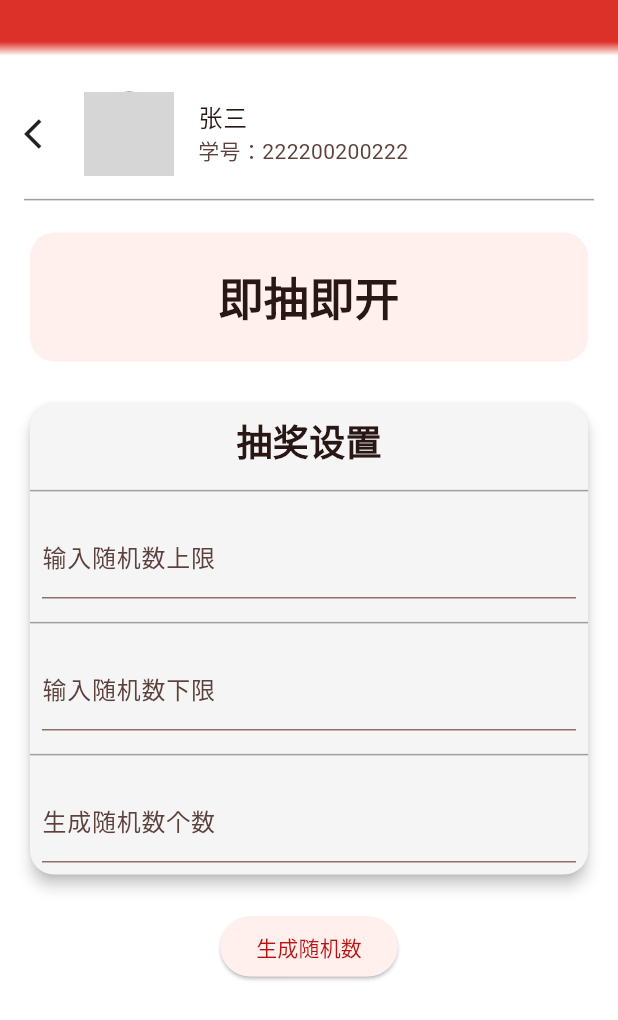
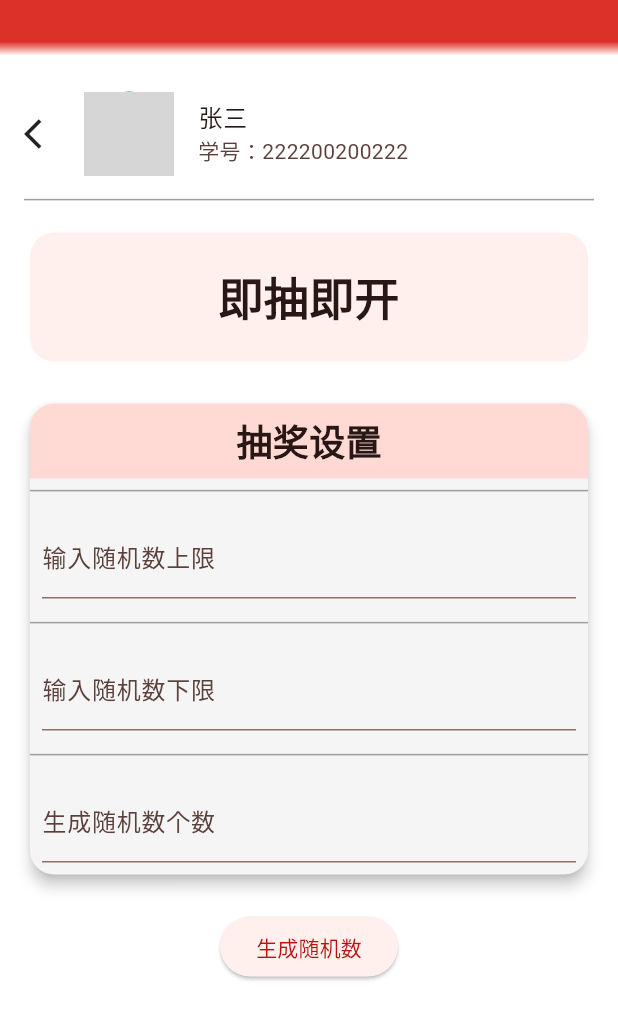
Before and after one commit to xhtzs12/prize, a Flutter app: the AddLotteryPage screen opened directly, after a tap on "即抽即开", on a phone screen of 412 x 824 dp. Shown: the top 1020 px of the screen. Run offline on Flutter 3.47's test engine with Material 3 defaults, Android fonts, the light colour scheme and no system bars; our stand-ins replace shared_preferences; accounts and stored records are empty; network calls fail; grey boxes are pictures that could not be loaded.

Commit message:
优化UserListTileD与部分界面，新增prize类与通用抽奖界面（为完善

```diff
--- a/lib/main.dart
+++ b/lib/main.dart
@@ -180,8 +180,7 @@ class UserListTile extends StatelessWidget {
                 ? Text(user!.nickname[0], style: TextStyle(fontSize: 25))
                 : ClipOval(
                     child: FadeInImage(
-                      placeholder:
-                          AssetImage('assets/loading.gif'), // 占位图
+                      placeholder: AssetImage('assets/loading.gif'), // 占位图
                       image: NetworkImage(user!.face),
                       fit: BoxFit.cover,
                       width: 60,
@@ -206,7 +205,17 @@ class UserListTileD extends StatelessWidget {
 
   @override
   Widget build(BuildContext context) {
-    return Selector<UserProvider, User?>(
+    return Row(
+      mainAxisAlignment: MainAxisAlignment.center,
+      children: [
+        InkWell(
+          onTap: () {
+            Navigator.pop(context);
+          },
+          child: Icon(Icons.arrow_back_ios),
+        ),
+        Expanded(
+          child: Selector<UserProvider, User?>(
             selector: (_, userProvider) => userProvider.user,
             builder: (context, user, child) {
               return ListTile(
@@ -234,6 +243,9 @@ class UserListTileD extends StatelessWidget {
                 },
               );
             },
+          ),
+        ),
+      ],
     );
   }
 }
--- a/lib/route/addLottery/instant_lottery_page.dart
+++ b/lib/route/addLottery/instant_lottery_page.dart
@@ -110,18 +110,7 @@ class _InstantLotteryPageState extends State<InstantLotteryPage> {
           child: Column(
             crossAxisAlignment: CrossAxisAlignment.start,
             children: [
-              Row(
-                mainAxisAlignment: MainAxisAlignment.center,
-                children: [
-                  InkWell(
-                    onTap: () {
-                      Navigator.pop(context);
-                    },
-                    child: Icon(Icons.arrow_back_ios),
-                  ),
-                  Expanded(child: UserListTileD())
-                ],
-              ),
+              UserListTileD(),
               Divider(color: Colors.grey),
               SizedBox(height: 10),
               Card(
@@ -144,12 +133,21 @@ class _InstantLotteryPageState extends State<InstantLotteryPage> {
                     borderRadius: BorderRadius.circular(16)),
                 child: Column(
                   children: [
-                    Padding(
+                    Container(
+                      width: double.infinity,
+                      decoration: BoxDecoration(
+                        color: Theme.of(context).colorScheme.primaryFixed,
+                        borderRadius: BorderRadius.only(topLeft: Radius.circular(16),topRight: Radius.circular(16))
+                      ),
                       padding: const EdgeInsets.all(8.0),
-                      child: Text(
-                        '抽奖设置',
-                        style: TextStyle(
-                            fontSize: 24, fontWeight: FontWeight.bold),
+                      child: Center(
+                        child: Text(
+                          '抽奖设置',
+                          style: TextStyle(
+                            fontSize: 24,
+                            fontWeight: FontWeight.bold,
+                          ),
+                        ),
                       ),
                     ),
                     Divider(color: Colors.grey),
--- a/lib/route/add_lottery_page.dart
+++ b/lib/route/add_lottery_page.dart
@@ -1,5 +1,6 @@
 import 'package:flutter/material.dart';
 import 'package:lottery/main.dart';
+import 'package:lottery/route/addLottery/common_lottery.dart';
 import 'package:lottery/route/addLottery/instant_lottery_page.dart';
 
 class AddLotteryPage extends StatelessWidget {
@@ -9,7 +10,7 @@ class AddLotteryPage extends StatelessWidget {
   Widget build(BuildContext context) {
     final screenWidth = MediaQuery.of(context).size.width;
     final screenHeight = MediaQuery.of(context).size.height;
-    final secondaryFixed = Theme.of(context).colorScheme.secondaryFixed;
+    final secondaryFixed = Theme.of(context).cardColor;
 
     return Scaffold(
       body: SingleChildScrollView(
@@ -23,6 +24,7 @@ class AddLotteryPage extends StatelessWidget {
               SizedBox(height: 20),
               Center(
                 child: Card(
+                  color: Colors.grey[100],
                   elevation: 8,
                   shape: RoundedRectangleBorder(
                     borderRadius: BorderRadius.circular(16),
@@ -30,16 +32,29 @@ class AddLotteryPage extends StatelessWidget {
                   child: SizedBox(
                     width: screenWidth * 0.8,
                     height: screenHeight * 0.25,
-                    child: Padding(
-                      padding: const EdgeInsets.all(10),
                     child: Column(
                       children: [
-                          Text('创建抽奖', style: TextStyle(fontSize: 22)),
+                        Container(
+                            width: double.infinity,
+                            decoration: BoxDecoration(
+                                color:
+                                    Theme.of(context).colorScheme.primaryFixed,
+                                borderRadius: BorderRadius.only(
+                                    topLeft: Radius.circular(16),
+                                    topRight: Radius.circular(16))),
+                            padding: const EdgeInsets.all(8.0),
+                            child: Center(
+                                child: Text('创建抽奖',
+                                    style: TextStyle(fontSize: 22,fontWeight: FontWeight.bold)))),
                         Divider(color: Colors.grey),
                         Spacer(),
                         InkWell(
                           onTap: () {
                             debugPrint('通用抽奖');
+                            Navigator.push(
+                                context,
+                                MaterialPageRoute(
+                                    builder: (context) => CommonLottery()));
                           },
                           child: Container(
                             width: screenWidth * 0.6,
@@ -47,8 +62,8 @@ class AddLotteryPage extends StatelessWidget {
                                 color: secondaryFixed,
                                 borderRadius: BorderRadius.circular(10)),
                             child: Center(
-                                child: Text('通用抽奖',
-                                    style: TextStyle(fontSize: 28)),
+                              child:
+                                  Text('通用抽奖', style: TextStyle(fontSize: 28)),
                             ),
                           ),
                         ),
@@ -68,8 +83,8 @@ class AddLotteryPage extends StatelessWidget {
                                 color: secondaryFixed,
                                 borderRadius: BorderRadius.circular(10)),
                             child: Center(
-                                child: Text('即抽即开',
-                                    style: TextStyle(fontSize: 28)),
+                              child:
+                                  Text('即抽即开', style: TextStyle(fontSize: 28)),
                             ),
                           ),
                         ),
@@ -79,10 +94,10 @@ class AddLotteryPage extends StatelessWidget {
                   ),
                 ),
               ),
-              ),
               SizedBox(height: 20),
               Center(
                 child: Card(
+                  color: Colors.grey[100],
                   elevation: 8,
                   shape: RoundedRectangleBorder(
                     borderRadius: BorderRadius.circular(16),
```
Also changed, not shown: lib/data/Prize.dart (added, +44 -0 lines), lib/route/addLottery/common_lottery.dart (added, +135 -0 lines), lib/route/myself/palette_page.dart (+2 -13 lines), lib/route/myself/setting_page.dart (+2 -12 lines), lib/route/myself/lottery_record_page.dart (deleted). Lines whose indentation alone changed are shown as unchanged.
